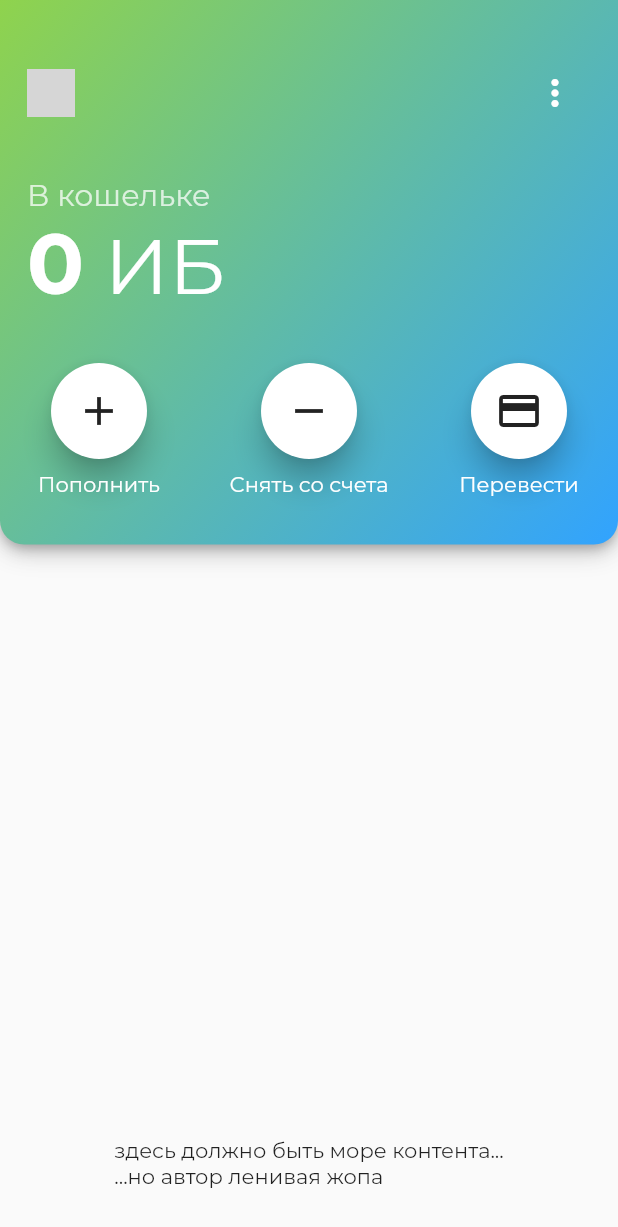
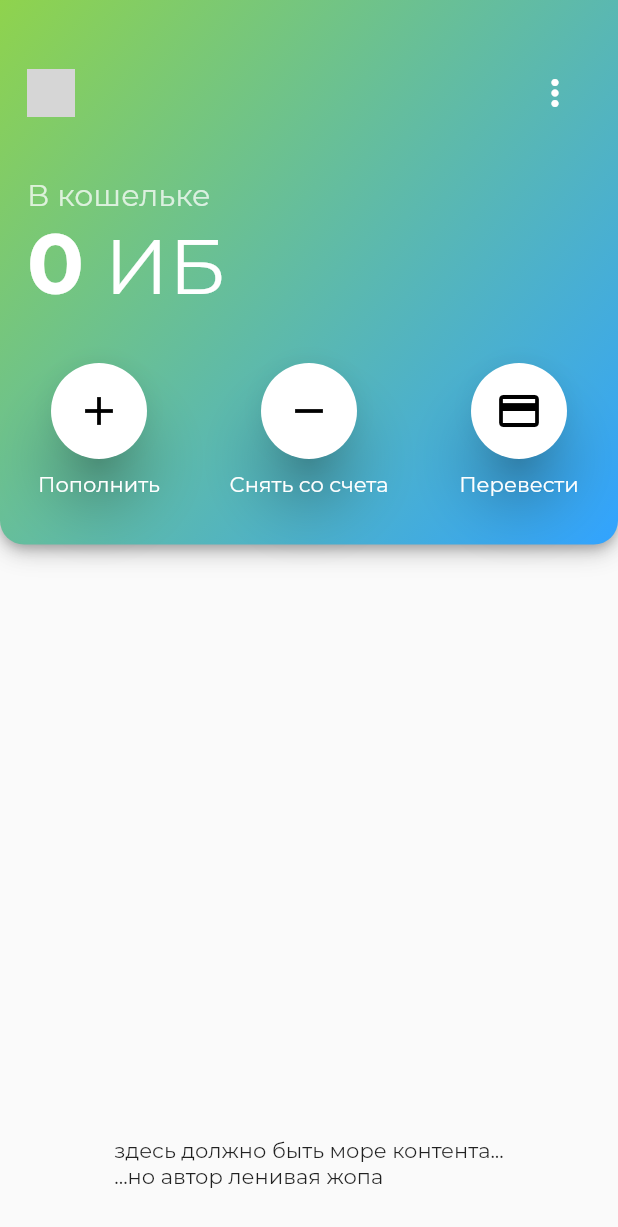
Before and after one commit to fdl-mc/fdl-mobile, a Flutter app: the screen it shows once a user with an empty profile is signed in, on a phone screen of 412 x 824 dp. Shown: the top 1227 px of the screen. Run offline on Flutter 3.47's test engine with Material 2 defaults, Android fonts, the light colour scheme and no system bars; our stand-ins replace cloud_firestore, firebase_auth, firebase_core, flutter_phoenix, get, get_storage; accounts and stored records are empty; network calls fail; grey boxes are pictures that could not be loaded.

Commit message:
replaced materialbutton with elevatedbutton

```diff
--- a/lib/ui/home_page/home_page_top_bar.dart
+++ b/lib/ui/home_page/home_page_top_bar.dart
@@ -156,11 +156,17 @@ class HomePageTopBar extends StatelessWidget {
       IconData icon, String title, void Function() onPressed) {
     return Column(
       children: [
-        MaterialButton(
+        ElevatedButton(
           onPressed: onPressed,
-          elevation: 8,
-          shape: CircleBorder(),
-          color: Colors.white,
+          style: ElevatedButton.styleFrom(
+            shape: CircleBorder(),
+            primary: Colors.white,
+            // onSurface: Colors.black,
+            onPrimary: Colors.black,
+            elevation: 16,
+          ),
+          // elevation: 8,
+          // color: Colors.white,
           child: Padding(
             padding: EdgeInsets.all(16.0),
             child: Icon(
```
